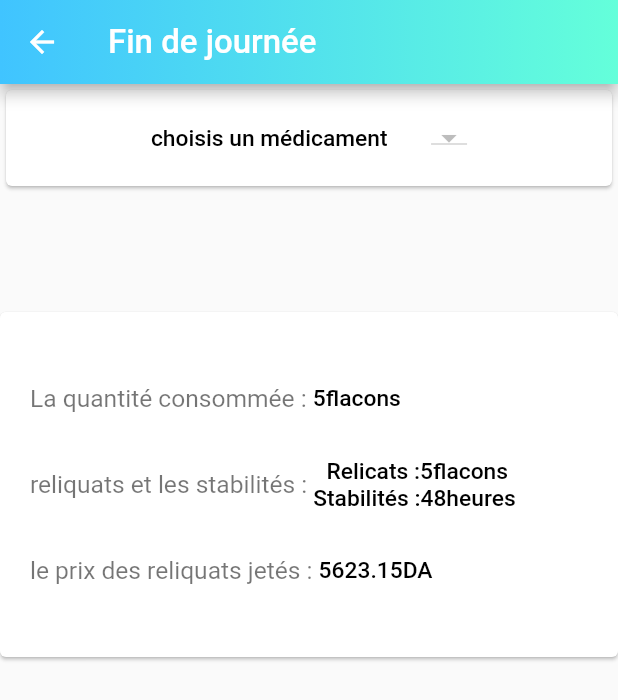
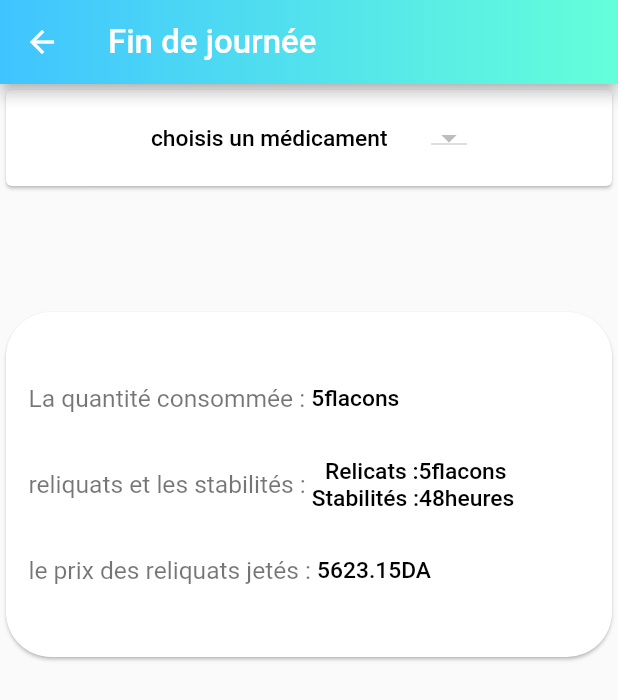
Before and after one commit to amina04/medica_test, a Flutter app: the Fin_journee screen opened by its route, on a phone screen of 412 x 824 dp. Shown: the top 700 px of the screen. Run offline on Flutter 3.47's test engine with Material 2 defaults, Android fonts, the phone set to English and light mode, and no system bars; our stand-ins replace gradient_app_bar, sqflite; accounts and stored records are empty.

Commit message:
continuer la fenetre de fin de journee

```diff
--- a/lib/view/fin_journe_screen.dart
+++ b/lib/view/fin_journe_screen.dart
@@ -41,9 +41,12 @@ class _Fin_journeeState extends State<Fin_journee> {
             ),
           ),
           Card(
-            margin: EdgeInsets.symmetric(vertical: 80.0),
+            margin: EdgeInsets.symmetric(vertical: 80.0, horizontal: 4.0),
+            shape: RoundedRectangleBorder(
+              borderRadius: BorderRadius.circular(30.0),
+            ),
             child: Padding(
-              padding: const EdgeInsets.fromLTRB(20.0, 48.0, 0, 48.0),
+              padding: const EdgeInsets.fromLTRB(15.0, 48.0, 0, 48.0),
               child: Column(
                 children: <Widget>[
                   Container(
```
